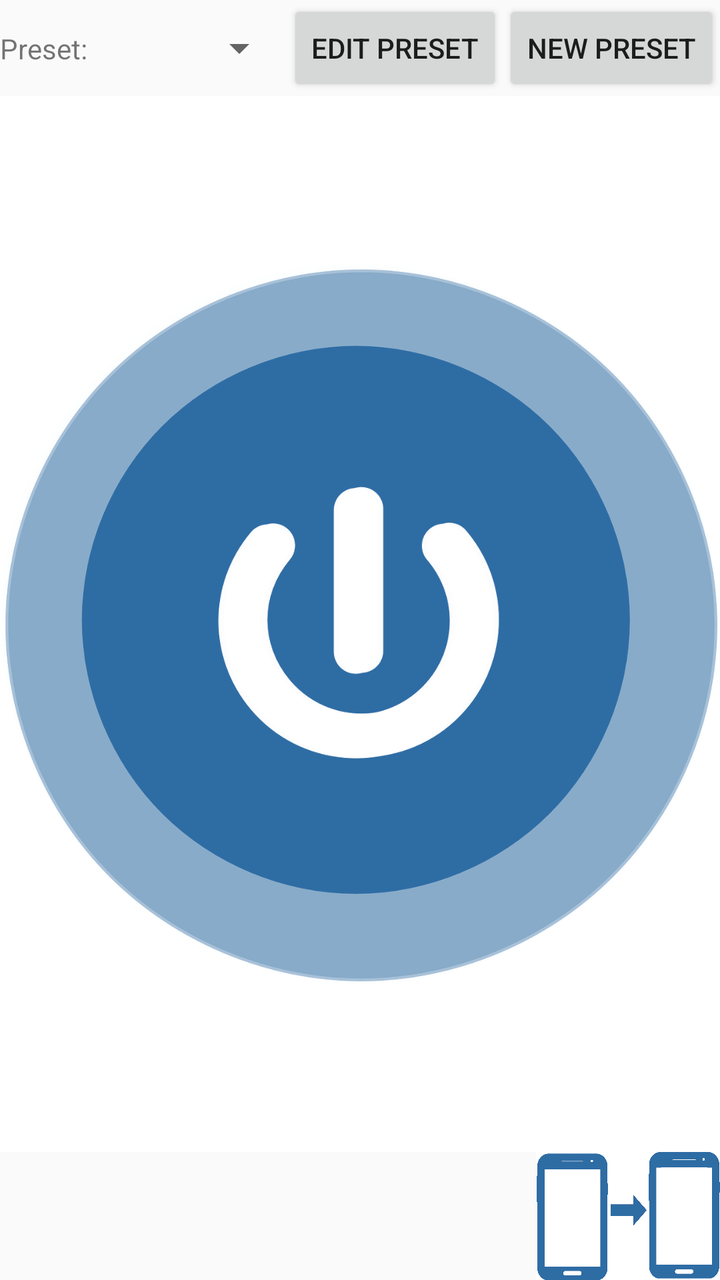
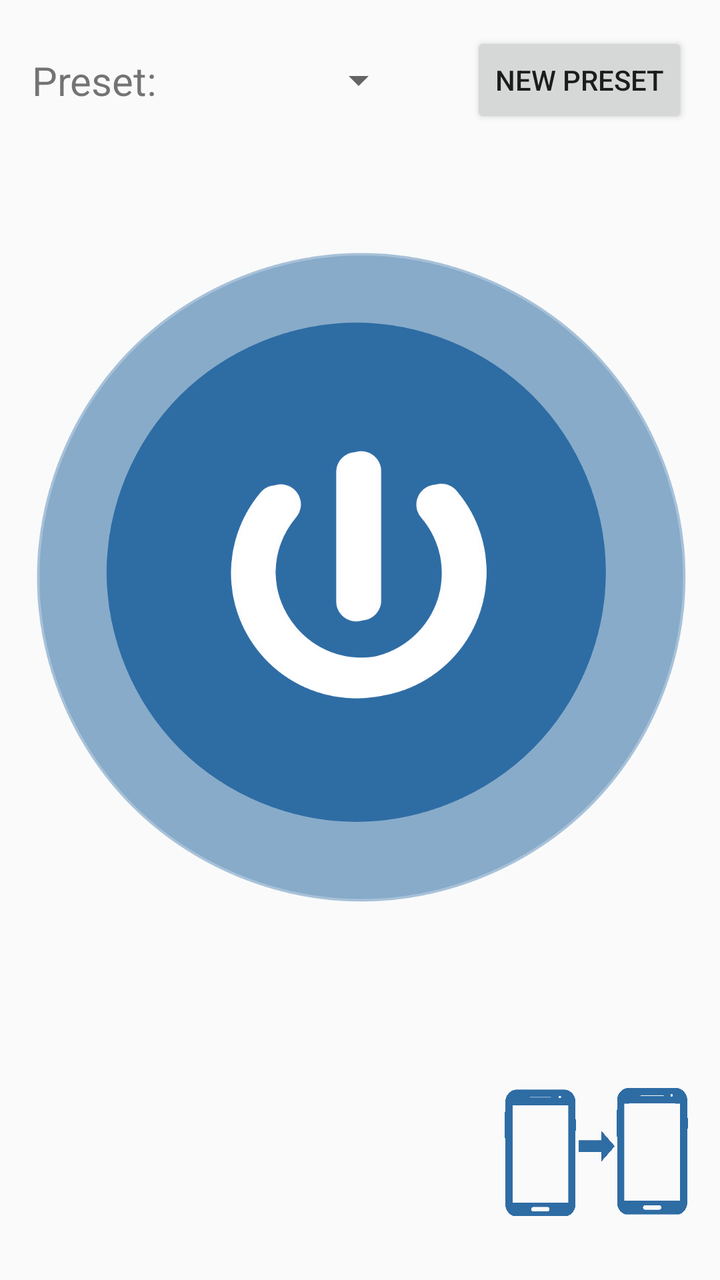

Two renders of the same Android screen: before a commit and after it. Below are the layout's source before the change and the commit's diff.
<!-- AndroidManifest.xml: application theme AppTheme -->
<!-- res/layout/activity_main.xml -->
<?xml version="1.0" encoding="utf-8"?>
<android.support.constraint.ConstraintLayout xmlns:android="http://schemas.android.com/apk/res/android"
    xmlns:app="http://schemas.android.com/apk/res-auto"
    xmlns:tools="http://schemas.android.com/tools"
    android:layout_width="match_parent"
    android:layout_height="match_parent"
    tools:context="peterson.ttu.edu.backupaids.activities.MainActivity">

    <TextView
        android:id="@+id/presetLabel"
        android:layout_width="wrap_content"
        android:layout_height="wrap_content"
        android:text="Preset:"
        app:layout_constraintTop_toTopOf="@id/adjustPresetButton"
        app:layout_constraintBottom_toBottomOf="@+id/adjustPresetButton"
        app:layout_constraintLeft_toLeftOf="parent"
        app:layout_constraintRight_toLeftOf="@id/presetSpinner"/>

    <Spinner
        android:id="@+id/presetSpinner"
        android:layout_width="0dp"
        android:layout_height="0dp"
        app:layout_constraintHorizontal_weight="1"
        app:layout_constraintTop_toTopOf="@id/adjustPresetButton"
        app:layout_constraintBottom_toBottomOf="@+id/adjustPresetButton"
        app:layout_constraintLeft_toRightOf="@id/presetLabel"
        app:layout_constraintRight_toLeftOf="@id/adjustPresetButton"/>

    <Button
        android:id="@+id/adjustPresetButton"
        android:layout_width="wrap_content"
        android:layout_height="wrap_content"
        android:text="Edit Preset"
        app:layout_constraintTop_toTopOf="parent"
        app:layout_constraintLeft_toRightOf="@id/presetSpinner"
        app:layout_constraintRight_toLeftOf="@id/newPresetButton"/>

    <Button
        android:id="@+id/newPresetButton"
        android:layout_width="wrap_content"
        android:layout_height="wrap_content"
        android:onClick="newPreset"
        android:text="New Preset"
        app:layout_constraintLeft_toRightOf="@id/adjustPresetButton"
        app:layout_constraintRight_toRightOf="parent"
        app:layout_constraintTop_toTopOf="@id/adjustPresetButton" />

    <ImageButton
        android:id="@+id/playSound"
        android:layout_width="0dp"
        android:layout_height="0dp"
        android:adjustViewBounds="false"
        android:background="@android:color/background_light"
        android:onClick="playSound"
        android:scaleType="fitCenter"
        android:src="@drawable/power_button_blue2"
        app:layout_constraintHorizontal_bias="0.6"
        app:layout_constraintBottom_toTopOf="@id/sendToOtherPhoneButton"
        app:layout_constraintTop_toBottomOf="@id/presetSpinner"
        app:layout_constraintLeft_toLeftOf="parent"
        app:layout_constraintRight_toRightOf="parent"
        app:layout_constraintVertical_bias="0.6" />

    <View
        android:layout_width="0dp"
        android:layout_height="0dp"
        android:foreground="@android:color/background_light"
        app:layout_constraintTop_toBottomOf="@id/playSound"
        app:layout_constraintBottom_toBottomOf="parent"
        app:layout_constraintLeft_toLeftOf="parent"
        app:layout_constraintRight_toLeftOf="@id/sendToOtherPhoneButton"/>

    <ImageButton
        android:id="@+id/sendToOtherPhoneButton"
        android:layout_width="92dp"
        android:layout_height="64dp"
        android:adjustViewBounds="false"
        android:background="@android:color/background_light"
        android:onClick="sendToOtherPhone"
        android:scaleType="fitEnd"
        android:src="@drawable/phone_to_phone"
        app:layout_constraintTop_toBottomOf="@id/playSound"
        app:layout_constraintBottom_toBottomOf="parent"
        app:layout_constraintRight_toRightOf="parent"
        app:layout_constraintVertical_bias="0.2"/>

</android.support.constraint.ConstraintLayout>
<!-- resources referenced by this layout -->
<resources>
  <!-- drawable phone_to_phone: png bitmap (drawable, 26349 bytes) -->
  <!-- drawable power_button_blue2: png bitmap (drawable, 214661 bytes) -->
  <style name="AppTheme" parent="Theme.AppCompat.Light.DarkActionBar">
          
          <item name="colorPrimary">@color/colorPrimary</item>
          <item name="colorPrimaryDark">@color/colorPrimaryDark</item>
          <item name="colorAccent">@color/colorAccent</item>
      </style>
  <color name="colorPrimary">#3F51B5</color>
  <color name="colorPrimaryDark">#303F9F</color>
  <color name="colorAccent">#FF4081</color>
</resources>

<!-- the commit's change to res/layout/activity_main.xml (unified diff, before → after) -->
@@ -11,8 +11,13 @@
         android:layout_width="wrap_content"
         android:layout_height="wrap_content"
         android:text="Preset:"
-        app:layout_constraintTop_toTopOf="@id/adjustPresetButton"
-        app:layout_constraintBottom_toBottomOf="@+id/adjustPresetButton"
+        android:textSize="20sp"
+        android:layout_marginTop="16dp"
+        android:layout_marginBottom="16dp"
+        android:layout_marginStart="16dp"
+        android:layout_marginEnd="16dp"
+        app:layout_constraintTop_toTopOf="@id/newPresetButton"
+        app:layout_constraintBottom_toBottomOf="@+id/newPresetButton"
         app:layout_constraintLeft_toLeftOf="parent"
         app:layout_constraintRight_toLeftOf="@id/presetSpinner"/>
 
@@ -20,19 +25,14 @@
         android:id="@+id/presetSpinner"
         android:layout_width="0dp"
         android:layout_height="0dp"
+        android:layout_marginTop="16dp"
+        android:layout_marginBottom="16dp"
+        android:layout_marginStart="16dp"
+        android:layout_marginEnd="16dp"
         app:layout_constraintHorizontal_weight="1"
-        app:layout_constraintTop_toTopOf="@id/adjustPresetButton"
-        app:layout_constraintBottom_toBottomOf="@+id/adjustPresetButton"
+        app:layout_constraintTop_toTopOf="@id/newPresetButton"
+        app:layout_constraintBottom_toBottomOf="@+id/newPresetButton"
         app:layout_constraintLeft_toRightOf="@id/presetLabel"
-        app:layout_constraintRight_toLeftOf="@id/adjustPresetButton"/>
-
-    <Button
-        android:id="@+id/adjustPresetButton"
-        android:layout_width="wrap_content"
-        android:layout_height="wrap_content"
-        android:text="Edit Preset"
-        app:layout_constraintTop_toTopOf="parent"
-        app:layout_constraintLeft_toRightOf="@id/presetSpinner"
         app:layout_constraintRight_toLeftOf="@id/newPresetButton"/>
 
     <Button
@@ -41,19 +41,28 @@
         android:layout_height="wrap_content"
         android:onClick="newPreset"
         android:text="New Preset"
-        app:layout_constraintLeft_toRightOf="@id/adjustPresetButton"
-        app:layout_constraintRight_toRightOf="parent"
-        app:layout_constraintTop_toTopOf="@id/adjustPresetButton" />
+        android:layout_marginTop="16dp"
+        android:layout_marginBottom="16dp"
+        android:layout_marginStart="16dp"
+        android:layout_marginEnd="16dp"
+        app:layout_constraintTop_toTopOf="parent"
+        app:layout_constraintBottom_toTopOf="@id/playSound"
+        app:layout_constraintLeft_toRightOf="@id/presetSpinner"
+        app:layout_constraintRight_toRightOf="parent" />
 
     <ImageButton
         android:id="@+id/playSound"
         android:layout_width="0dp"
         android:layout_height="0dp"
         android:adjustViewBounds="false"
-        android:background="@android:color/background_light"
+        android:background="@android:color/transparent"
         android:onClick="playSound"
         android:scaleType="fitCenter"
         android:src="@drawable/power_button_blue2"
+        android:layout_marginTop="16dp"
+        android:layout_marginBottom="16dp"
+        android:layout_marginStart="16dp"
+        android:layout_marginEnd="16dp"
         app:layout_constraintHorizontal_bias="0.6"
         app:layout_constraintBottom_toTopOf="@id/sendToOtherPhoneButton"
         app:layout_constraintTop_toBottomOf="@id/presetSpinner"
@@ -64,7 +73,6 @@
     <View
         android:layout_width="0dp"
         android:layout_height="0dp"
-        android:foreground="@android:color/background_light"
         app:layout_constraintTop_toBottomOf="@id/playSound"
         app:layout_constraintBottom_toBottomOf="parent"
         app:layout_constraintLeft_toLeftOf="parent"
@@ -75,10 +83,14 @@
         android:layout_width="92dp"
         android:layout_height="64dp"
         android:adjustViewBounds="false"
-        android:background="@android:color/background_light"
+        android:background="@android:color/transparent"
         android:onClick="sendToOtherPhone"
         android:scaleType="fitEnd"
         android:src="@drawable/phone_to_phone"
+        android:layout_marginTop="16dp"
+        android:layout_marginBottom="16dp"
+        android:layout_marginStart="16dp"
+        android:layout_marginEnd="16dp"
         app:layout_constraintTop_toBottomOf="@id/playSound"
         app:layout_constraintBottom_toBottomOf="parent"
         app:layout_constraintRight_toRightOf="parent"
